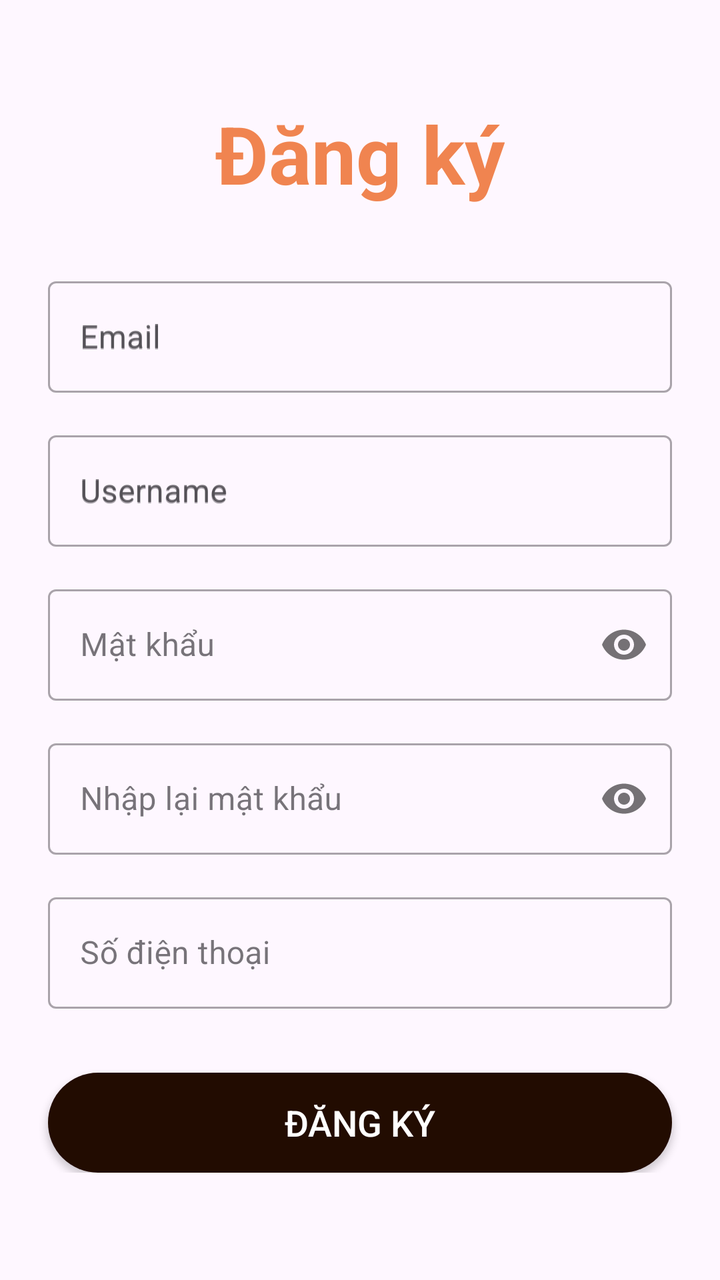
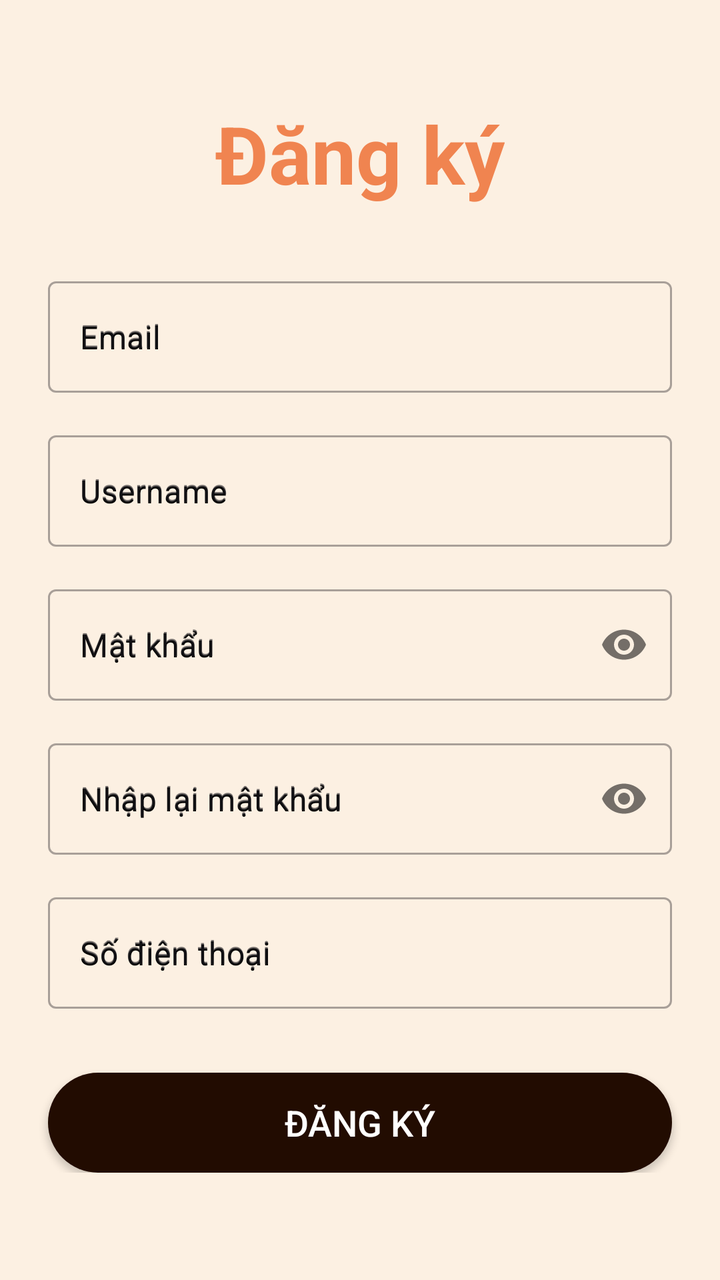

Before-and-after screenshots of an Android layout around one commit, followed by the original layout XML and the change that was made.
<!-- AndroidManifest.xml: application theme Theme.Coffeeshop -->
<!-- res/layout/activity_register.xml -->
<?xml version="1.0" encoding="utf-8"?>
<androidx.constraintlayout.widget.ConstraintLayout
    xmlns:android="http://schemas.android.com/apk/res/android"
    xmlns:app="http://schemas.android.com/apk/res-auto"
    xmlns:tools="http://schemas.android.com/tools"
    android:layout_width="match_parent"
    android:layout_height="match_parent"
    tools:context=".Activity.RegisterActivity">



    
    <androidx.core.widget.NestedScrollView
        android:layout_width="match_parent"
        android:layout_height="match_parent"
        app:layout_constraintBottom_toBottomOf="parent"
        app:layout_constraintEnd_toEndOf="parent"
        app:layout_constraintStart_toStartOf="parent"
        app:layout_constraintTop_toTopOf="parent">

        <androidx.constraintlayout.widget.ConstraintLayout
            android:layout_width="match_parent"
            android:layout_height="wrap_content"
            android:paddingBottom="32dp">

            
            <TextView
                android:id="@+id/txtdangnhap"
                android:layout_width="wrap_content"
                android:layout_height="wrap_content"
                android:layout_marginTop="50dp"
                android:text="Đăng ký"
                android:textColor="@color/orange"
                android:textSize="40sp"
                android:textStyle="bold"
                app:layout_constraintEnd_toEndOf="parent"
                app:layout_constraintStart_toStartOf="parent"
                app:layout_constraintTop_toTopOf="parent" />

            
            <com.google.android.material.textfield.TextInputLayout
                android:id="@+id/line1"
                style="@style/Widget.MaterialComponents.TextInputLayout.OutlinedBox"
                android:layout_width="0dp"
                android:layout_height="wrap_content"
                android:layout_marginStart="24dp"
                android:layout_marginTop="32dp"
                android:layout_marginEnd="24dp"
                android:hint="Email"
                app:layout_constraintEnd_toEndOf="parent"
                app:layout_constraintStart_toStartOf="parent"
                app:layout_constraintTop_toBottomOf="@id/txtdangnhap">

                <com.google.android.material.textfield.TextInputEditText
                    android:id="@+id/email"
                    android:layout_width="match_parent"
                    android:layout_height="wrap_content"
                    android:hint="Email"
                    android:textSize="16sp"
                    android:inputType="textEmailAddress" />
            </com.google.android.material.textfield.TextInputLayout>

            
            <com.google.android.material.textfield.TextInputLayout
                android:id="@+id/line6"
                style="@style/Widget.MaterialComponents.TextInputLayout.OutlinedBox"
                android:layout_width="0dp"
                android:layout_height="wrap_content"
                android:layout_marginStart="24dp"
                android:layout_marginTop="16dp"
                android:layout_marginEnd="24dp"
                android:hint="Username"
                app:layout_constraintEnd_toEndOf="parent"
                app:layout_constraintStart_toStartOf="parent"
                app:layout_constraintTop_toBottomOf="@id/line1">

                <com.google.android.material.textfield.TextInputEditText
                    android:id="@+id/username"
                    android:layout_width="match_parent"
                    android:layout_height="wrap_content"
                    android:hint="Username"
                    android:inputType="text" />
            </com.google.android.material.textfield.TextInputLayout>

            
            <com.google.android.material.textfield.TextInputLayout
                android:id="@+id/line2"
                style="@style/Widget.MaterialComponents.TextInputLayout.OutlinedBox"
                android:layout_width="0dp"
                android:layout_height="wrap_content"
                android:layout_marginStart="24dp"
                android:layout_marginTop="16dp"
                android:layout_marginEnd="24dp"
                android:hint="Mật khẩu"
                app:layout_constraintEnd_toEndOf="parent"
                app:layout_constraintStart_toStartOf="parent"
                app:layout_constraintTop_toBottomOf="@id/line6"
                app:passwordToggleEnabled="true"> 

                <com.google.android.material.textfield.TextInputEditText
                    android:id="@+id/pass"
                    android:layout_width="match_parent"
                    android:layout_height="wrap_content"

                    android:inputType="textPassword" /> 
            </com.google.android.material.textfield.TextInputLayout>

            
            <com.google.android.material.textfield.TextInputLayout
                android:id="@+id/line3"
                style="@style/Widget.MaterialComponents.TextInputLayout.OutlinedBox"
                android:layout_width="0dp"
                android:layout_height="wrap_content"
                android:layout_marginStart="24dp"
                android:layout_marginTop="16dp"
                android:layout_marginEnd="24dp"
                android:hint="Nhập lại mật khẩu"
                app:layout_constraintEnd_toEndOf="parent"
                app:layout_constraintStart_toStartOf="parent"
                app:layout_constraintTop_toBottomOf="@id/line2"
                app:passwordToggleEnabled="true">

                <com.google.android.material.textfield.TextInputEditText
                    android:id="@+id/repass"
                    android:layout_width="match_parent"
                    android:layout_height="wrap_content"
                    android:inputType="textPassword" />
            </com.google.android.material.textfield.TextInputLayout>

            
            <com.google.android.material.textfield.TextInputLayout
                android:id="@+id/line4"
                style="@style/Widget.MaterialComponents.TextInputLayout.OutlinedBox"
                android:layout_width="0dp"
                android:layout_height="wrap_content"
                android:layout_marginStart="24dp"
                android:layout_marginTop="16dp"
                android:layout_marginEnd="24dp"
                android:hint="Số điện thoại"
                app:layout_constraintEnd_toEndOf="parent"
                app:layout_constraintStart_toStartOf="parent"
                app:layout_constraintTop_toBottomOf="@id/line3">

                <com.google.android.material.textfield.TextInputEditText
                    android:id="@+id/sodienthoai"
                    android:layout_width="match_parent"
                    android:layout_height="wrap_content"
                    android:inputType="phone" />
            </com.google.android.material.textfield.TextInputLayout>

            
            <androidx.appcompat.widget.AppCompatButton
                android:id="@+id/btndangky"
                android:layout_width="0dp"
                android:layout_height="50dp"
                android:layout_marginStart="24dp"
                android:layout_marginTop="32dp"
                android:layout_marginEnd="24dp"
                android:background="@drawable/brown_full_corner_bg"
                android:text="Đăng Ký"
                android:textColor="@android:color/white"
                android:textSize="18sp"
                app:layout_constraintEnd_toEndOf="parent"
                app:layout_constraintStart_toStartOf="parent"
                app:layout_constraintTop_toBottomOf="@id/line4" />
        </androidx.constraintlayout.widget.ConstraintLayout>
    </androidx.core.widget.NestedScrollView>

</androidx.constraintlayout.widget.ConstraintLayout>
<!-- resources referenced by this layout -->
<resources>
  <color name="orange">#F08450</color>
  <!-- drawable brown_full_corner_bg (drawable) -->
  <?xml version="1.0" encoding="utf-8"?>
  <selector xmlns:android="http://schemas.android.com/apk/res/android">
      <item>
          <shape android:shape="rectangle">
              <corners android:radius="50dp"/>
              <solid android:color="@color/darkBrown"/>
  
          </shape>
      </item>
  </selector>
  <style name="Theme.Coffeeshop" parent="Base.Theme.Coffeeshop" />
  <color name="darkBrown">#220C01</color>
  <style name="Base.Theme.Coffeeshop" parent="Theme.Material3.DayNight.NoActionBar">
          
          
      </style>
</resources>

<!-- the commit's change to res/layout/activity_register.xml (unified diff, before → after) -->
@@ -5,6 +5,7 @@
     xmlns:tools="http://schemas.android.com/tools"
     android:layout_width="match_parent"
     android:layout_height="match_parent"
+    android:background="@color/lightCream"
     tools:context=".Activity.RegisterActivity">
 
 
@@ -57,6 +58,8 @@
                     android:layout_height="wrap_content"
                     android:hint="Email"
                     android:textSize="16sp"
+                    android:textColorHint="@color/black"
+                    android:textColor="@color/black"
                     android:inputType="textEmailAddress" />
             </com.google.android.material.textfield.TextInputLayout>
 
@@ -79,6 +82,8 @@
                     android:layout_width="match_parent"
                     android:layout_height="wrap_content"
                     android:hint="Username"
+                    android:textColorHint="@color/black"
+                    android:textColor="@color/black"
                     android:inputType="text" />
             </com.google.android.material.textfield.TextInputLayout>
 
@@ -101,7 +106,9 @@
                     android:id="@+id/pass"
                     android:layout_width="match_parent"
                     android:layout_height="wrap_content"
-
+                    android:hint="Mật khẩu"
+                    android:textColor="@color/black"
+                    android:textColorHint="@color/black"
                     android:inputType="textPassword" /> 
             </com.google.android.material.textfield.TextInputLayout>
 
@@ -124,6 +131,9 @@
                     android:id="@+id/repass"
                     android:layout_width="match_parent"
                     android:layout_height="wrap_content"
+                    android:hint="Nhập lại mật khẩu"
+                    android:textColor="@color/black"
+                    android:textColorHint="@color/black"
                     android:inputType="textPassword" />
             </com.google.android.material.textfield.TextInputLayout>
 
@@ -145,6 +155,9 @@
                     android:id="@+id/sodienthoai"
                     android:layout_width="match_parent"
                     android:layout_height="wrap_content"
+                    android:hint="Số điện thoại"
+                    android:textColor="@color/black"
+                    android:textColorHint="@color/black"
                     android:inputType="phone" />
             </com.google.android.material.textfield.TextInputLayout>
 
<!-- resource entries referenced after the edit -->
@@ -1,5 +1,7 @@
 <!-- resources referenced by this layout -->
 <resources>
+  <color name="black">#FF000000</color>
+  <color name="lightCream">#FCF0E2</color>
   <color name="orange">#F08450</color>
   <!-- drawable brown_full_corner_bg (drawable) -->
   <?xml version="1.0" encoding="utf-8"?>
